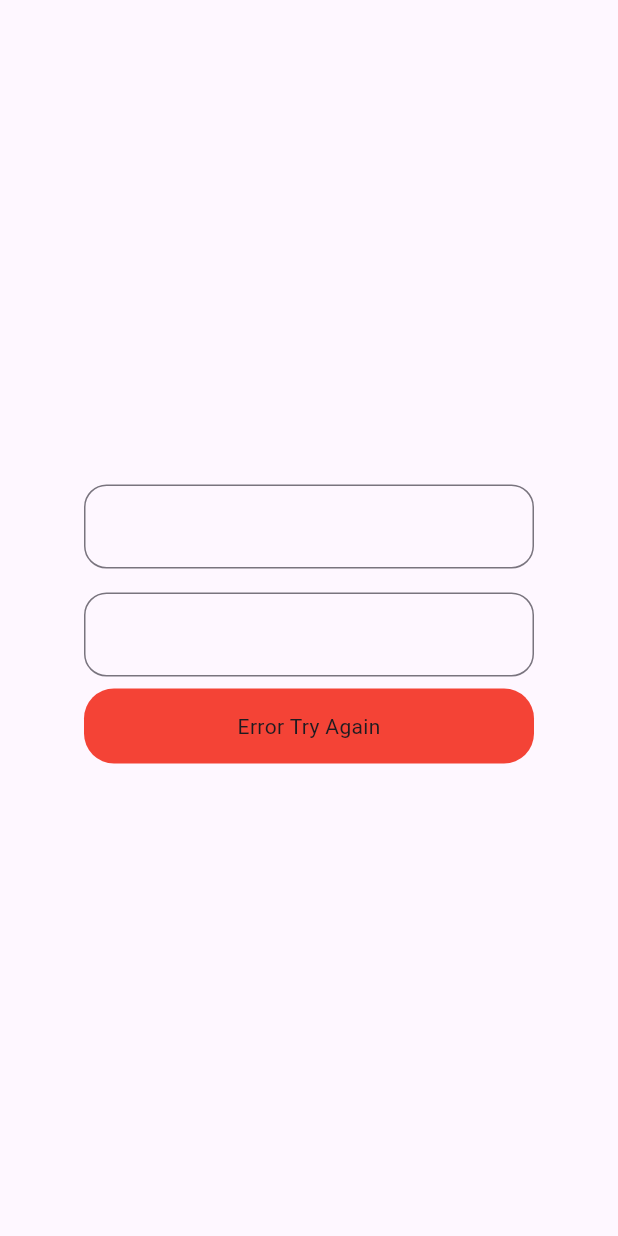
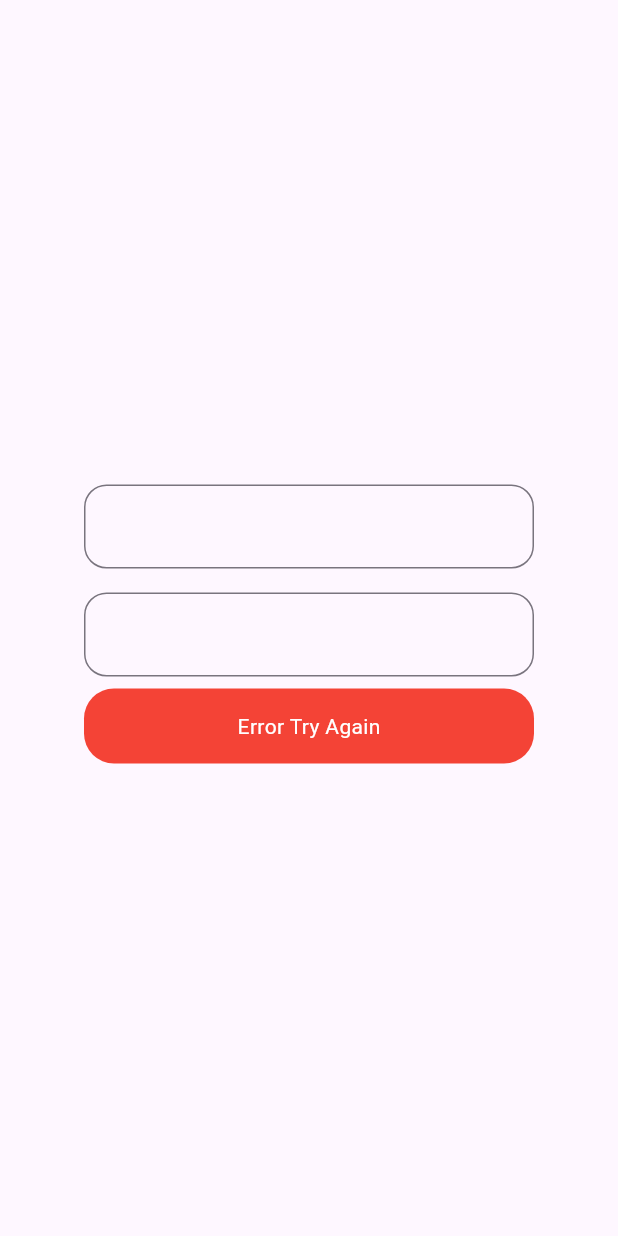
Before and after one commit to Abdalaziztll/flutter_workshop, a Flutter app: the HomePage screen opened directly, after a tap on "Send", on a phone screen of 412 x 824 dp. Run offline on Flutter 3.47's test engine with Material 3 defaults, Android fonts, the phone set to English and light mode, and no system bars; our stand-ins replace bloc, dio, flutter_bloc; missing offline and left inert: mockito.

Commit message:
fix issue

```diff
--- a/lib/bloc/animal_bloc.dart
+++ b/lib/bloc/animal_bloc.dart
@@ -14,7 +14,11 @@ class AnimalBloc extends Bloc<AnimalEvent, AnimalState> {
 
       var data = await MockAnimalService().getAnimals();
       if (data is ListOf<AnimalModel>) {
-        emit(SuccessGetAnimal(result: data.resutl));
+        emit(
+          SuccessGetAnimal(
+            result: data.resutl,
+          ),
+        );
       } else {
         emit(ErrorFetchingData());
       }
--- a/lib/bloc/auth_event.dart
+++ b/lib/bloc/auth_event.dart
@@ -5,7 +5,7 @@ part of 'auth_bloc.dart';
 sealed class AuthEvent {}
 
 class Login extends AuthEvent {
-  UserModel user;
+ final UserModel user;
   Login({
     required this.user,
   });
--- a/lib/bloc/auth_state.dart
+++ b/lib/bloc/auth_state.dart
@@ -11,7 +11,7 @@ class SuccessToLogin extends AuthState {}
 class Loading extends AuthState {}
 
 class Error extends AuthState {
-  String message;
+ final String message;
   Error({
     required this.message,
   });
--- a/lib/main.dart
+++ b/lib/main.dart
@@ -1,11 +1,8 @@
 import 'package:flutter/material.dart';
 import 'package:flutter_bloc/flutter_bloc.dart';
+import 'package:mock_and_init_careem/bloc/auth_bloc.dart';
 import 'package:mock_and_init_careem/bloc/animal_bloc.dart';
-import 'package:mock_and_init_careem/bloc/auth_bloc.dart';
-import 'package:mock_and_init_careem/model/handling.dart';
 import 'package:mock_and_init_careem/model/user_model.dart';
-import 'package:mock_and_init_careem/service/mock/face_product.dart';
-import 'package:mock_and_init_careem/service/real/product_service.dart';
 
 void main() {
   runApp(const MyApp());
@@ -17,15 +14,15 @@ class MyApp extends StatelessWidget {
   @override
   Widget build(BuildContext context) {
     return MaterialApp(
-      home: AnimalPage(),
+      home: HomePage(),
     );
   }
 }
 
 class HomePage extends StatelessWidget {
   HomePage({super.key});
-  TextEditingController name = TextEditingController();
-  TextEditingController email = TextEditingController();
+  final TextEditingController name = TextEditingController();
+  final TextEditingController email = TextEditingController();
 
   @override
   Widget build(BuildContext context) {
@@ -38,28 +35,36 @@ class HomePage extends StatelessWidget {
               mainAxisAlignment: MainAxisAlignment.center,
               children: [
                 Padding(
-                  padding: const EdgeInsets.all(8.0),
+                  padding: const EdgeInsets.all(
+                    8.0,
+                  ),
                   child: SizedBox(
                     width: 300,
                     child: TextField(
                       controller: name,
                       decoration: InputDecoration(
                         border: OutlineInputBorder(
-                          borderRadius: BorderRadius.circular(15),
+                          borderRadius: BorderRadius.circular(
+                            15,
+                          ),
                         ),
                       ),
                     ),
                   ),
                 ),
                 Padding(
-                  padding: const EdgeInsets.all(8.0),
+                  padding: const EdgeInsets.all(
+                    8.0,
+                  ),
                   child: SizedBox(
                     width: 300,
                     child: TextField(
                       controller: email,
                       decoration: InputDecoration(
                         border: OutlineInputBorder(
-                          borderRadius: BorderRadius.circular(15),
+                          borderRadius: BorderRadius.circular(
+                            15,
+                          ),
                         ),
                       ),
                     ),
@@ -74,10 +79,17 @@ class HomePage extends StatelessWidget {
                           height: 50,
                           decoration: BoxDecoration(
                             color: Colors.green,
-                            borderRadius: BorderRadius.circular(20),
+                            borderRadius: BorderRadius.circular(
+                              20,
                             ),
-                          child: Center(
-                            child: Text("Success"),
+                          ),
+                          child: const Center(
+                            child: Text(
+                              "Success",
+                              style: TextStyle(
+                                color: Colors.white,
+                              ),
+                            ),
                           ),
                         );
                       case AuthInitial():
@@ -86,11 +98,16 @@ class HomePage extends StatelessWidget {
                             context.read<AuthBloc>().add(
                                   Login(
                                     user: UserModel(
-                                          name: name.text, email: email.text),
+                                      name: name.text,
+                                      email: email.text,
+                                    ),
                                   ),
                                 );
                           },
-                            child: Text("Send"));
+                          child: const Text(
+                            "Send",
+                          ),
+                        );
                       case Error():
                         return Container(
                           width: 300,
@@ -99,13 +116,18 @@ class HomePage extends StatelessWidget {
                             color: Colors.red,
                             borderRadius: BorderRadius.circular(20),
                           ),
-                          child: Center(
-                            child: Text("Error Try Again"),
+                          child: const Center(
+                            child: Text(
+                              "Error Try Again",
+                              style: TextStyle(
+                                color: Colors.white,
+                              ),
+                            ),
                           ),
                         );
 
                       default:
-                        return Center(
+                        return const Center(
                           child: CircularProgressIndicator(),
                         );
                     }
@@ -121,39 +143,44 @@ class HomePage extends StatelessWidget {
 }
 
 class AnimalPage extends StatelessWidget {
-  AnimalPage({super.key});
+  const AnimalPage({super.key});
 
   @override
   Widget build(BuildContext context) {
     return BlocProvider(
       create: (context) => AnimalBloc(),
-      child: Builder(builder: (context) {
+      child: Builder(
+        builder: (context) {
           context.read<AnimalBloc>().add(GetAnimal());
           return Scaffold(
             body: BlocBuilder<AnimalBloc, AnimalState>(
               builder: (context, state) {
-              if (state is SuccessGetAnimal) {
+                switch (state) {
+                  case ErrorFetchingData():
+                    return const Center(
+                      child: Text(
+                        'There is an Error',
+                      ),
+                    );
+                  case LoadingFetching():
+                    return const Center(
+                      child: LinearProgressIndicator(),
+                    );
+                  default:
                     return ListView.builder(
-                  itemCount: state.result.length,
+                      itemCount: (state as SuccessGetAnimal).result.length,
                       itemBuilder: (context, index) {
                         return ListTile(
                           title: Text(state.result[index].name),
                         );
                       },
                     );
-              } else if (state is ErrorFetchingData) {
-                return Center(
-                  child: Text("Error in your data"),
-                );
-              } else {
-                return Center(
-                  child: LinearProgressIndicator(),
-                );
                 }
               },
             ),
           );
-      }),
+        },
+      ),
     );
   }
 }
--- a/lib/service/mock/mock_user_service.dart
+++ b/lib/service/mock/mock_user_service.dart
@@ -1,3 +1,5 @@
+import 'dart:developer';
+
 import 'package:mock_and_init_careem/model/handling.dart';
 import 'package:mock_and_init_careem/model/user_model.dart';
 import 'package:mock_and_init_careem/service/user_service/user_service.dart';
@@ -5,12 +7,14 @@ import 'package:mockito/mockito.dart';
 
 class MockUserService extends Mock implements UserService {
   @override
-  Future<ResultModel> logIn(UserModel user)async  {
-      print(user.email);
+  Future<ResultModel> logIn(UserModel user) async {
+    log(user.email);
     if (user.email.isNotEmpty) {
       return SuccessModel();
     } else {
-      return ExceptionModel(message: 'Fake Exception');
+      return ExceptionModel(
+        message: 'Fake Exception',
+      );
     }
   }
 }
```
Also changed, not shown: lib/bloc/animal_state.dart (+4 -4 lines), lib/bloc/auth_bloc.dart (+9 -3 lines), lib/service/animal_service.dart (+15 -5 lines), lib/service/mock/face_product.dart (+8 -8 lines), lib/service/mock/mock_animal_service.dart (+11 -4 lines), lib/service/real/product_service.dart (+5 -5 lines), lib/service/user_service/user_service.dart (+10 -3 lines). Lines whose indentation alone changed are shown as unchanged.
